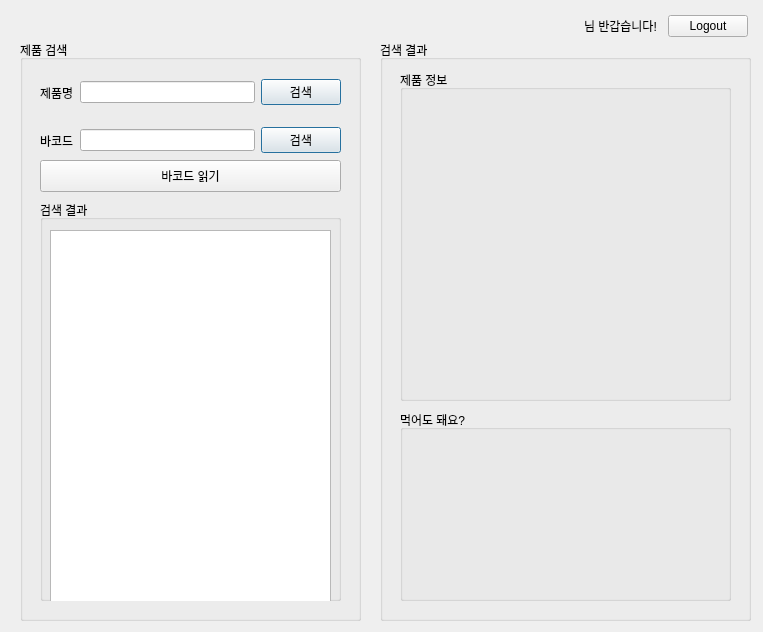
This is uiTest/mainWindow.ui in HanChangHun/db_project as Qt 5 draws it before an edit. The edited form follows.
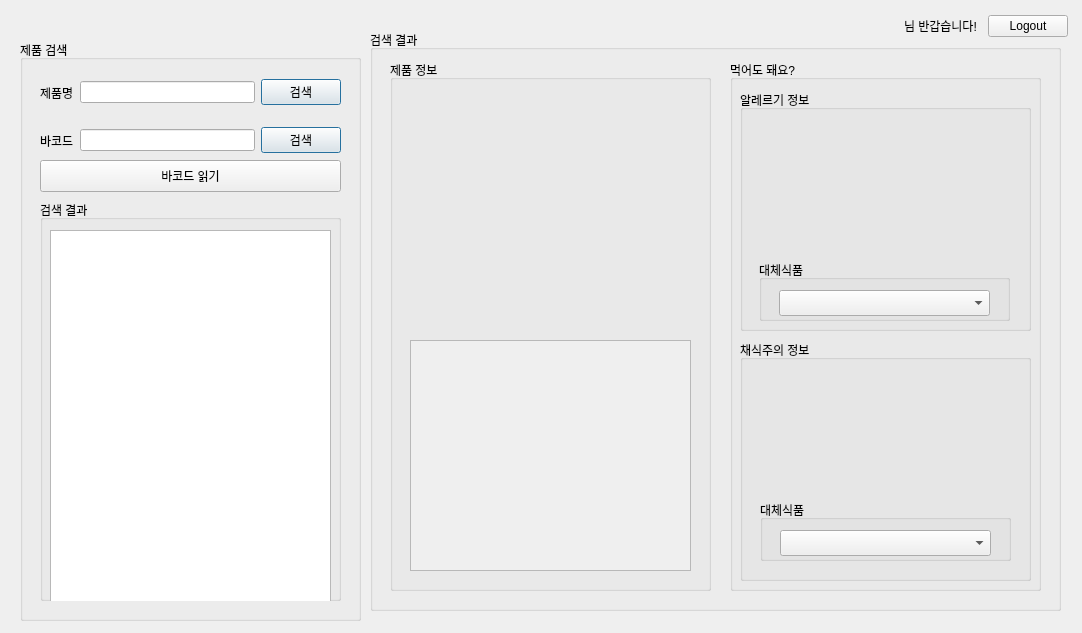
This is the edited form.

Commit message: add show common result part

The edit to the form file:
```diff
--- a/uiTest/mainWindow.ui
+++ b/uiTest/mainWindow.ui
@@ -6,8 +6,8 @@
    <rect>
     <x>0</x>
     <y>0</y>
-    <width>763</width>
-    <height>632</height>
+    <width>1082</width>
+    <height>633</height>
    </rect>
   </property>
   <property name="windowTitle">
@@ -17,7 +17,7 @@
    <widget class="QWidget" name="horizontalLayoutWidget_2">
     <property name="geometry">
      <rect>
-      <x>500</x>
+      <x>820</x>
       <y>10</y>
       <width>248</width>
       <height>32</height>
@@ -193,9 +193,9 @@
    <widget class="QGroupBox" name="groupBox_2">
     <property name="geometry">
      <rect>
-      <x>380</x>
-      <y>40</y>
-      <width>371</width>
+      <x>370</x>
+      <y>30</y>
+      <width>691</width>
       <height>581</height>
      </rect>
     </property>
@@ -205,38 +205,138 @@
     <widget class="QGroupBox" name="groupBox_3">
      <property name="geometry">
       <rect>
-       <x>20</x>
-       <y>370</y>
-       <width>331</width>
-       <height>191</height>
+       <x>360</x>
+       <y>30</y>
+       <width>311</width>
+       <height>531</height>
       </rect>
      </property>
      <property name="title">
       <string>먹어도 돼요?</string>
      </property>
-     <widget class="QWidget" name="verticalLayoutWidget_3">
+     <widget class="QGroupBox" name="groupBox_6">
       <property name="geometry">
        <rect>
-        <x>19</x>
-        <y>29</y>
-        <width>281</width>
-        <height>81</height>
+        <x>10</x>
+        <y>280</y>
+        <width>291</width>
+        <height>241</height>
        </rect>
       </property>
-      <layout class="QVBoxLayout" name="resultImg"/>
-     </widget>
-     <widget class="QLabel" name="resultText">
+      <property name="title">
+       <string>채식주의 정보</string>
+      </property>
+      <widget class="QLabel" name="resultVImg">
+       <property name="geometry">
+        <rect>
+         <x>100</x>
+         <y>30</y>
+         <width>81</width>
+         <height>71</height>
+        </rect>
+       </property>
+       <property name="text">
+        <string/>
+       </property>
+      </widget>
+      <widget class="QLabel" name="resultVText">
       <property name="geometry">
        <rect>
-        <x>19</x>
-        <y>125</y>
-        <width>281</width>
+         <x>20</x>
+         <y>110</y>
+         <width>251</width>
         <height>41</height>
        </rect>
       </property>
       <property name="text">
        <string/>
       </property>
+      </widget>
+      <widget class="QGroupBox" name="groupBox_8">
+       <property name="geometry">
+        <rect>
+         <x>20</x>
+         <y>160</y>
+         <width>251</width>
+         <height>61</height>
+        </rect>
+       </property>
+       <property name="title">
+        <string>대체식품</string>
+       </property>
+       <widget class="QComboBox" name="alterVlist">
+        <property name="geometry">
+         <rect>
+          <x>20</x>
+          <y>30</y>
+          <width>211</width>
+          <height>26</height>
+         </rect>
+        </property>
+       </widget>
+      </widget>
+     </widget>
+     <widget class="QGroupBox" name="groupBox_5">
+      <property name="geometry">
+       <rect>
+        <x>10</x>
+        <y>30</y>
+        <width>291</width>
+        <height>241</height>
+       </rect>
+      </property>
+      <property name="title">
+       <string>알레르기 정보</string>
+      </property>
+      <widget class="QLabel" name="resultAImg">
+       <property name="geometry">
+        <rect>
+         <x>100</x>
+         <y>30</y>
+         <width>81</width>
+         <height>71</height>
+        </rect>
+       </property>
+       <property name="text">
+        <string/>
+       </property>
+      </widget>
+      <widget class="QLabel" name="resultAText">
+       <property name="geometry">
+        <rect>
+         <x>20</x>
+         <y>120</y>
+         <width>251</width>
+         <height>41</height>
+        </rect>
+       </property>
+       <property name="text">
+        <string/>
+       </property>
+      </widget>
+      <widget class="QGroupBox" name="groupBox_7">
+       <property name="geometry">
+        <rect>
+         <x>19</x>
+         <y>170</y>
+         <width>251</width>
+         <height>61</height>
+        </rect>
+       </property>
+       <property name="title">
+        <string>대체식품</string>
+       </property>
+       <widget class="QComboBox" name="alterAlist">
+        <property name="geometry">
+         <rect>
+          <x>20</x>
+          <y>30</y>
+          <width>211</width>
+          <height>26</height>
+         </rect>
+        </property>
+       </widget>
+      </widget>
      </widget>
     </widget>
     <widget class="QGroupBox" name="groupBox_4">
@@ -244,77 +344,124 @@
       <rect>
        <x>20</x>
        <y>30</y>
-       <width>331</width>
-       <height>331</height>
+       <width>321</width>
+       <height>531</height>
       </rect>
      </property>
      <property name="title">
       <string>제품 정보</string>
      </property>
-     <widget class="QWidget" name="verticalLayoutWidget_2">
+     <widget class="QLabel" name="productImg">
+      <property name="geometry">
+       <rect>
+        <x>40</x>
+        <y>50</y>
+        <width>241</width>
+        <height>201</height>
+       </rect>
+      </property>
+      <property name="text">
+       <string/>
+      </property>
+     </widget>
+     <widget class="QScrollArea" name="scrollArea">
       <property name="geometry">
        <rect>
         <x>20</x>
-        <y>160</y>
-        <width>291</width>
-        <height>151</height>
+        <y>280</y>
+        <width>281</width>
+        <height>231</height>
        </rect>
       </property>
-      <layout class="QVBoxLayout" name="verticalLayout">
-       <item>
+      <property name="widgetResizable">
+       <bool>true</bool>
+      </property>
+      <widget class="QWidget" name="scrollAreaWidgetContents">
+       <property name="geometry">
+        <rect>
+         <x>0</x>
+         <y>0</y>
+         <width>279</width>
+         <height>229</height>
+        </rect>
+       </property>
         <widget class="QLabel" name="productName">
+        <property name="geometry">
+         <rect>
+          <x>0</x>
+          <y>0</y>
+          <width>279</width>
+          <height>31</height>
+         </rect>
+        </property>
          <property name="text">
           <string/>
          </property>
          <property name="scaledContents">
           <bool>true</bool>
          </property>
-        </widget>
-       </item>
-       <item>
+        <property name="wordWrap">
+         <bool>true</bool>
+        </property>
+       </widget>
         <widget class="QLabel" name="productNutrient">
+        <property name="geometry">
+         <rect>
+          <x>0</x>
+          <y>70</y>
+          <width>279</width>
+          <height>91</height>
+         </rect>
+        </property>
          <property name="text">
           <string/>
          </property>
          <property name="scaledContents">
           <bool>true</bool>
          </property>
-        </widget>
-       </item>
-       <item>
+        <property name="wordWrap">
+         <bool>true</bool>
+        </property>
+       </widget>
         <widget class="QLabel" name="productAllergy">
+        <property name="geometry">
+         <rect>
+          <x>0</x>
+          <y>30</y>
+          <width>279</width>
+          <height>31</height>
+         </rect>
+        </property>
          <property name="text">
           <string/>
          </property>
          <property name="scaledContents">
           <bool>true</bool>
          </property>
-        </widget>
-       </item>
-       <item>
+        <property name="wordWrap">
+         <bool>true</bool>
+        </property>
+       </widget>
         <widget class="QLabel" name="productmtrl">
-         <property name="text">
-          <string/>
-         </property>
-         <property name="scaledContents">
-          <bool>true</bool>
-         </property>
-        </widget>
-       </item>
-      </layout>
-     </widget>
-     <widget class="QLabel" name="productImg">
       <property name="geometry">
        <rect>
-        <x>29</x>
-        <y>35</y>
-        <width>281</width>
-        <height>111</height>
+          <x>0</x>
+          <y>160</y>
+          <width>279</width>
+          <height>71</height>
        </rect>
       </property>
       <property name="text">
        <string/>
       </property>
+        <property name="scaledContents">
+         <bool>true</bool>
+        </property>
+        <property name="wordWrap">
+         <bool>true</bool>
+        </property>
+       </widget>
+      </widget>
      </widget>
     </widget>
    </widget>
```
Lines whose indentation alone changed are shown as unchanged. The commit also changes 7 other files.
